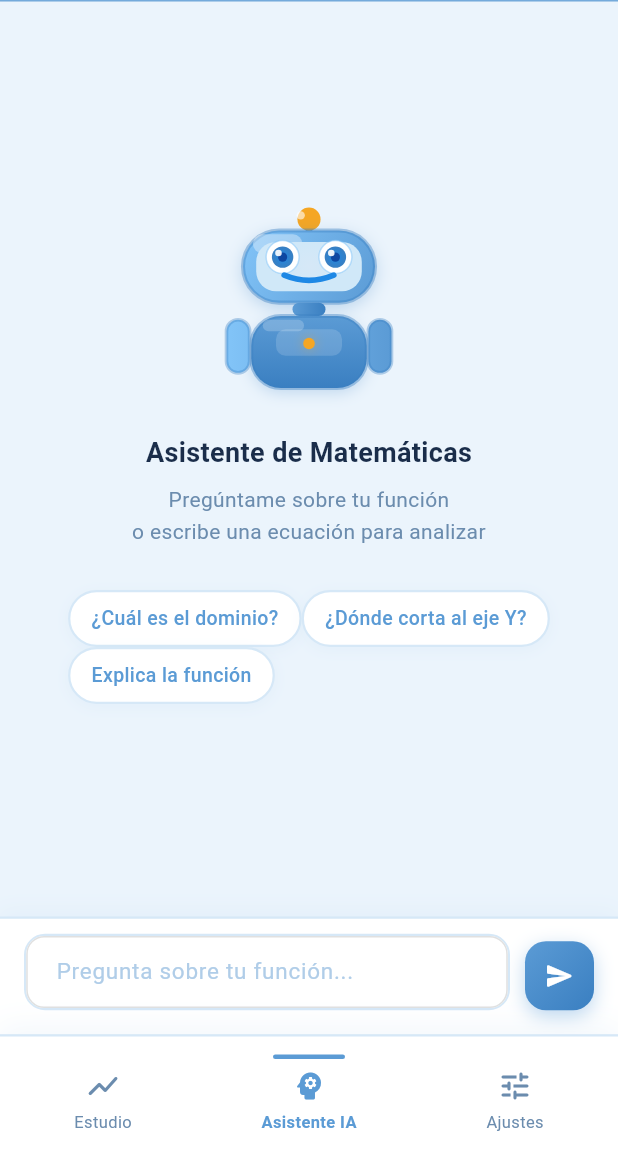
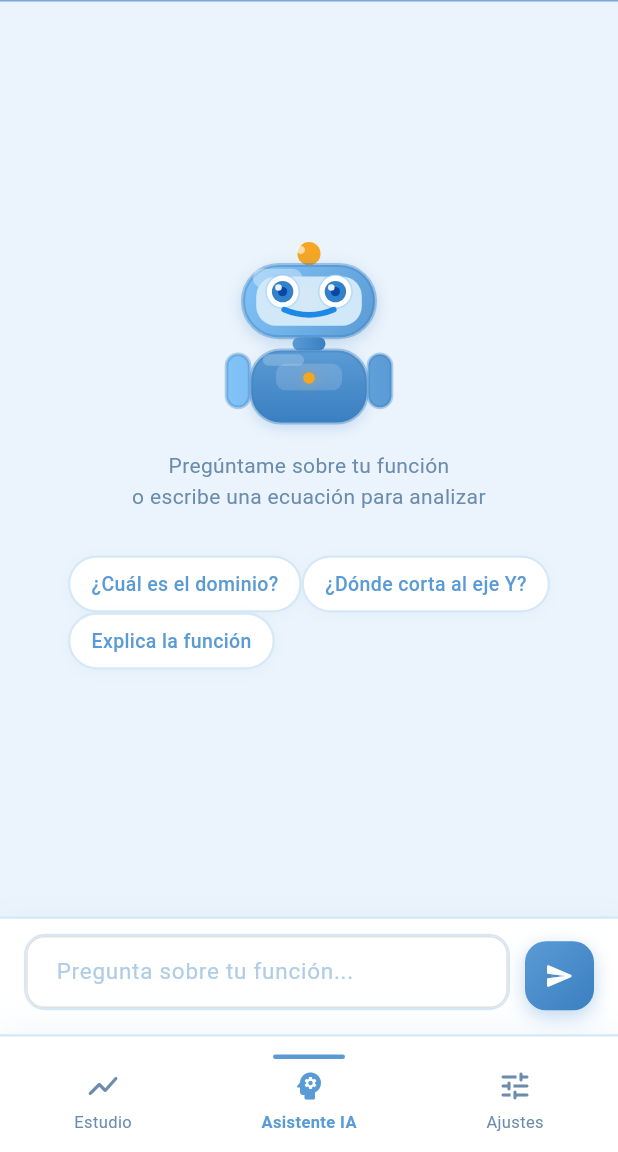
Before and after one commit to Mrc002/ProyectoMoviles_Flutter, a Flutter app: the screen it shows once a user with an empty profile is signed in, item 2 of the bottom bar chosen, on a phone screen of 412 x 824 dp, the part 84-1236 px from its top. Run offline on Flutter 3.47's test engine with Material 3 defaults, Android fonts, the phone set to English and light mode, and no system bars; our stand-ins replace cloud_firestore, firebase_auth, firebase_core, fl_chart, flutter_dotenv, flutter_markdown and 1 more; accounts and stored records are empty.

Commit message:
Diccionario ingles/español

```diff
--- a/lib/features/chat/screens/chat_screen.dart
+++ b/lib/features/chat/screens/chat_screen.dart
@@ -103,19 +103,9 @@ class _ChatScreenState extends State<ChatScreen> {
             width: 110,
             child: BotAvatar(size: 110, animate: true),
           ),
-          const SizedBox(height: 20),
-          Text(
-            AppLocalizations.of(context)!.chatTitle,
-            style: TextStyle(
-              fontSize: 18,
-              fontWeight: FontWeight.w700,
-              color: isDark ? Colors.white : const Color(0xFF1A2D4A),
-            ),
-          ),
-
           const SizedBox(height: 8),
           Text(
-            'Pregúntame sobre tu función\no escribe una ecuación para analizar',
+            AppLocalizations.of(context)!.chatEmptySubtitle,
             textAlign: TextAlign.center,
             style: TextStyle(
               fontSize: 14,
@@ -431,7 +421,7 @@ class _ChatInput extends StatelessWidget {
                     fontSize: 15,
                   ),
                   decoration: InputDecoration(
-                    hintText: 'Pregunta sobre tu función...',
+                    hintText: AppLocalizations.of(context)!.chatInputHint,
                     hintStyle: TextStyle(
                       color: isDark ? Colors.white30 : const Color(0xFFB0CDE8),
                       fontSize: 15,
```
